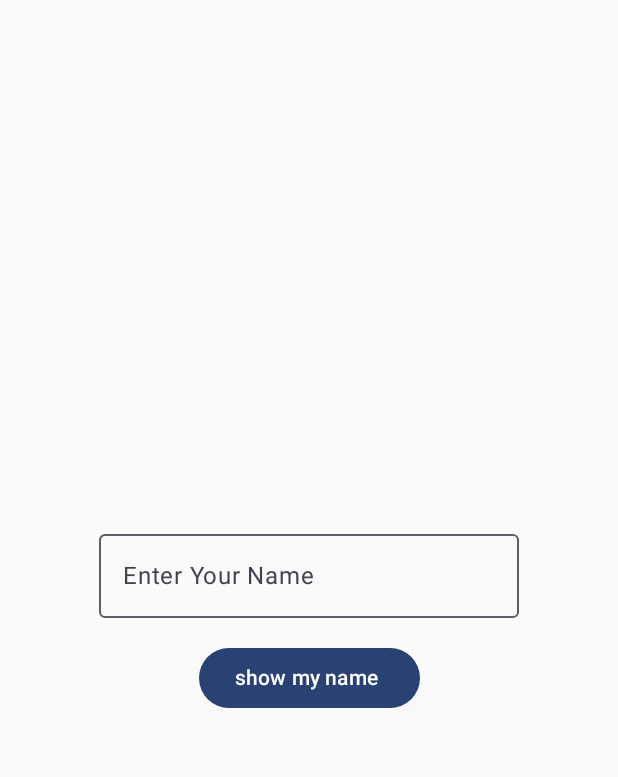
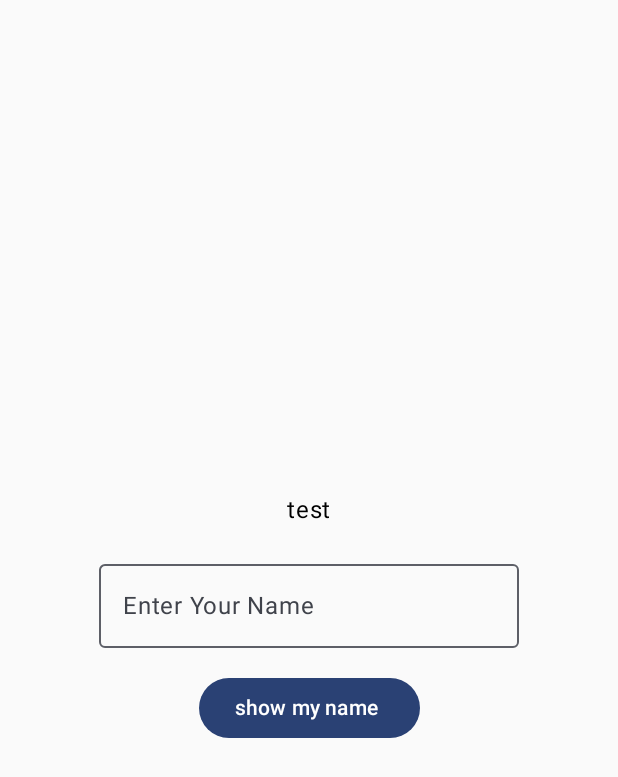
Before and after one commit to ahmed-faroukk/ITI-Project, an Android app built with Jetpack Compose: the screen it shows after launch (MainActivity), on a phone screen of 412 x 824 dp. Shown: the top 777 px of the screen. Run offline under Robolectric (Android 15) with nearby library versions, the phone set to English and light mode, and no system bars.

Commit message:
task-1(state handled) fix state issue

```diff
--- a/app/src/main/java/com/farouk/iti_project/presentation/home/HomeScreen.kt
+++ b/app/src/main/java/com/farouk/iti_project/presentation/home/HomeScreen.kt
@@ -1,3 +1,5 @@
+@file:Suppress("UNUSED_EXPRESSION")
+
 package com.farouk.iti_project.presentation.home
 
 import android.provider.CalendarContract.Colors
@@ -26,21 +28,21 @@ import androidx.compose.ui.unit.dp
 @Composable
 fun HomeScreen() {
     var text by remember { mutableStateOf("Click a button") }
+    var text1 by remember { mutableStateOf("test") }
     var isNameVisible by remember { mutableStateOf(false) }
     Column(
         Modifier.fillMaxSize(),
         horizontalAlignment = Alignment.CenterHorizontally,
         verticalArrangement = Arrangement.Center
     ) {
+        Text(text = text1)
+        Spacer(modifier = Modifier.height(16.dp))
         OutLineTextFieldSample(onNameChange = { newName ->
             text = newName
         })
         Spacer(modifier = Modifier.height(16.dp))
         Btn {
-            isNameVisible = true
-        }
-        if (isNameVisible) {
-            Text(text = text)
+            text1 = text
         }
 
 
@@ -63,9 +65,7 @@ fun OutLineTextFieldSample(onNameChange: (String) -> Unit) {
 
 @Composable
 fun Btn(onClick: () -> Unit) {
-    Button(onClick = {
-
-    }) {
+    Button(onClick = onClick) {
         Text(text = "show my name ")
     }
 }
```
